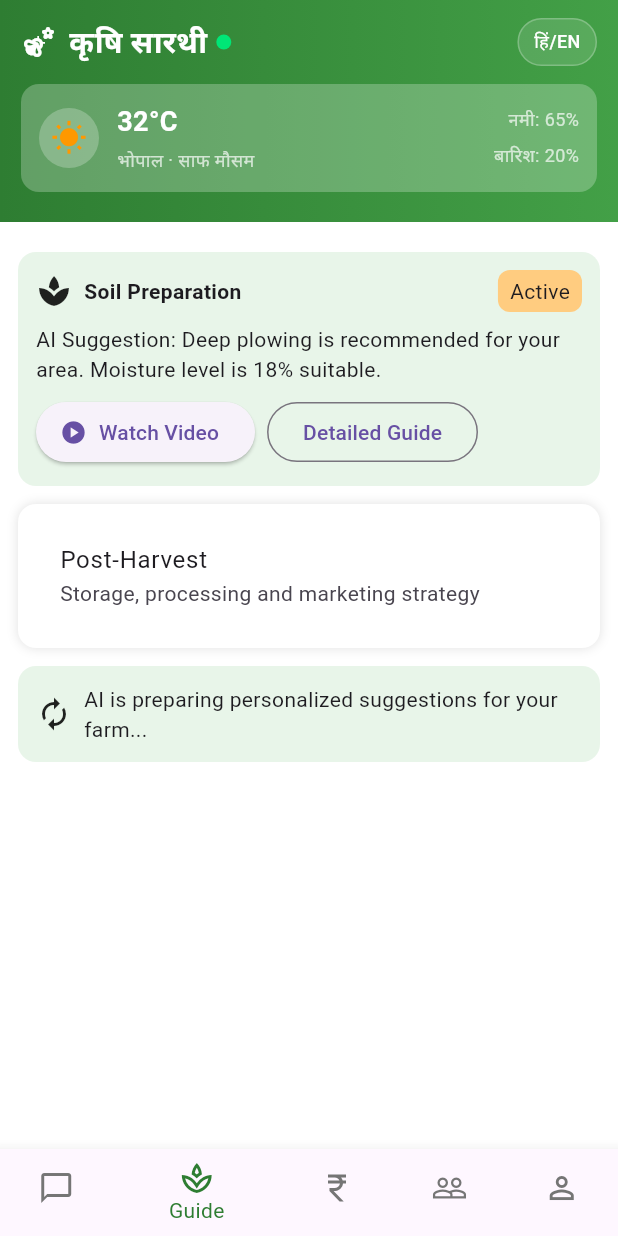
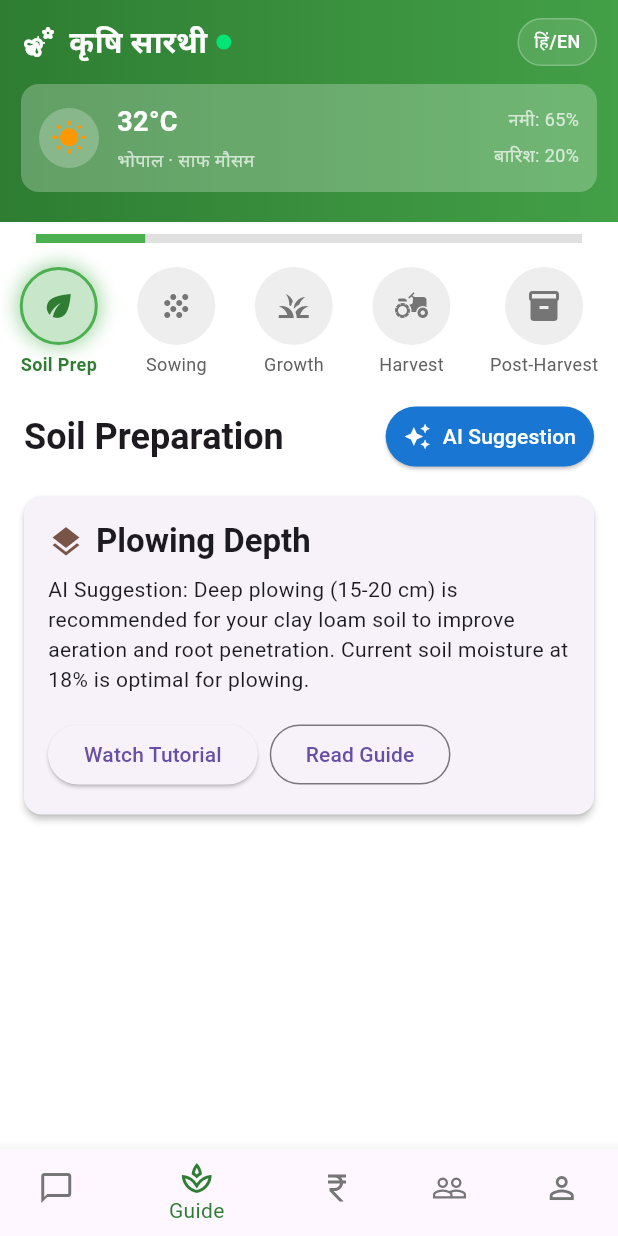
Before and after one commit to divyanshkul/Krishi-Saarthi, a Flutter app: the screen it shows after launch, item 2 of the bottom bar chosen, on a phone screen of 412 x 824 dp. Run offline on Flutter 3.47's test engine with Material 3 defaults, Android fonts, the phone set to English and light mode, and no system bars; our stand-ins replace dio, flutter_dotenv, image_picker, permission_handler, shared_preferences, youtube_player_flutter; missing offline and left inert: record.

Commit message:
Guided Mode UI Fix

```diff
--- /dev/null
+++ b/mobile/lib/models/suggestion.dart
@@ -0,0 +1,17 @@
+import 'package:flutter/material.dart';
+
+class Suggestion {
+  final String title;
+  final String description;
+  final IconData icon;
+  final Color iconColor;
+  final List<Widget>? actions;
+
+  Suggestion({
+    required this.title,
+    required this.description,
+    required this.icon,
+    this.iconColor = Colors.blue,
+    this.actions,
+  });
+}
--- a/mobile/lib/pages/guide_page.dart
+++ b/mobile/lib/pages/guide_page.dart
@@ -1,8 +1,24 @@
 import 'package:flutter/material.dart';
+import '../models/suggestion.dart';
 import '../widgets/app_header.dart';
+import '../widgets/stage_progress_bar.dart';
+import '../widgets/suggestion_card.dart';
 
-class GuidePage extends StatelessWidget {
+class GuidePage extends StatefulWidget {
   const GuidePage({super.key});
+
+  @override
+  State<GuidePage> createState() => _GuidePageState();
+}
+
+class _GuidePageState extends State<GuidePage> {
+  int _currentStage = 1;
+
+  void _onStageSelected(int stage) {
+    setState(() {
+      _currentStage = stage;
+    });
+  }
 
   @override
   Widget build(BuildContext context) {
@@ -10,17 +26,15 @@ class GuidePage extends StatelessWidget {
       body: Column(
         children: [
           const AppHeader(),
+          StageProgressBar(
+            currentStage: _currentStage,
+            onStageSelected: _onStageSelected,
+          ),
           const SizedBox(height: 8),
           Expanded(
-            child: ListView(
-              padding: const EdgeInsets.all(12),
-              children: [
-                _buildSoilCard(),
-                const SizedBox(height: 12),
-                _buildAfterHarvestCard(),
-                const SizedBox(height: 12),
-                _buildPreparingCard(),
-              ],
+            child: Padding(
+              padding: const EdgeInsets.symmetric(horizontal: 16.0),
+              child: _buildStageContent(_currentStage),
             ),
           ),
         ],
@@ -28,96 +42,184 @@ class GuidePage extends StatelessWidget {
     );
   }
 
-  Widget _buildSoilCard() {
-    return Container(
-      padding: const EdgeInsets.all(12),
-      decoration: BoxDecoration(
-        color: Colors.green.shade50,
-        borderRadius: BorderRadius.circular(12),
-      ),
-      child: Column(
-        crossAxisAlignment: CrossAxisAlignment.start,
-        children: [
-          Row(
+  Widget _buildStageContent(int stage) {
+    final stageData = _getStageData(stage);
+    return Column(
+      crossAxisAlignment: CrossAxisAlignment.start,
+      children: [
+        Padding(
+          padding: const EdgeInsets.symmetric(vertical: 8.0),
+          child: Row(
             mainAxisAlignment: MainAxisAlignment.spaceBetween,
             children: [
-              Row(
-                children: const [
-                  Icon(Icons.spa),
-                  SizedBox(width: 8),
-                  Text(
-                    'Soil Preparation',
-                    style: TextStyle(fontWeight: FontWeight.bold),
+              Text(
+                stageData['title']!,
+                style: Theme.of(context).textTheme.headlineSmall?.copyWith(
+                  fontWeight: FontWeight.bold,
+                ),
+              ),
+              ElevatedButton.icon(
+                onPressed: () {
+                  // AI Suggestion Action
+                },
+                icon: const Icon(Icons.auto_awesome, size: 18),
+                label: const Text('AI Suggestion'),
+                style: ElevatedButton.styleFrom(
+                  backgroundColor: Colors.blue.shade700,
+                  foregroundColor: Colors.white,
+                  padding: const EdgeInsets.symmetric(
+                    horizontal: 12,
+                    vertical: 8,
+                  ),
+                ),
+              ),
+            ],
+          ),
+        ),
+        Expanded(
+          child: ListView(
+            padding: EdgeInsets.zero,
+            children: stageData['suggestions']!,
+          ),
+        ),
+      ],
+    );
+  }
+
+  Map<String, dynamic> _getStageData(int stage) {
+    switch (stage) {
+      case 1:
+        return {
+          'title': 'Soil Preparation',
+          'suggestions': [
+            SuggestionCard(
+              suggestion: Suggestion(
+                title: 'Plowing Depth',
+                description:
+                    'AI Suggestion: Deep plowing (15-20 cm) is recommended for your clay loam soil to improve aeration and root penetration. Current soil moisture at 18% is optimal for plowing.',
+                icon: Icons.layers,
+                iconColor: Colors.brown,
+                actions: [
+                  ElevatedButton(
+                    onPressed: () {},
+                    child: const Text('Watch Tutorial'),
+                  ),
+                  OutlinedButton(
+                    onPressed: () {},
+                    child: const Text('Read Guide'),
                   ),
                 ],
               ),
-              Container(
-                padding: const EdgeInsets.symmetric(horizontal: 8, vertical: 4),
-                decoration: BoxDecoration(
-                  color: Colors.orange.shade200,
-                  borderRadius: BorderRadius.circular(8),
-                ),
-                child: const Text('Active'),
+            ),
+          ],
+        };
+      case 2:
+        return {
+          'title': 'Seed Sowing',
+          'suggestions': [
+            SuggestionCard(
+              suggestion: Suggestion(
+                title: 'Sowing Time',
+                description:
+                    'Weather forecast predicts a light shower in 2 days. It is ideal to sow your wheat seeds tomorrow.',
+                icon: Icons.cloudy_snowing,
+                iconColor: Colors.lightBlue,
               ),
-            ],
-          ),
-          const SizedBox(height: 8),
-          const Text(
-            'AI Suggestion: Deep plowing is recommended for your area. Moisture level is 18% suitable.',
-          ),
-          const SizedBox(height: 8),
-          Row(
-            children: [
-              ElevatedButton.icon(
-                onPressed: () {},
-                icon: const Icon(Icons.play_circle),
-                label: const Text('Watch Video'),
+            ),
+            SuggestionCard(
+              suggestion: Suggestion(
+                title: 'Seed Treatment',
+                description:
+                    'To prevent fungal diseases, treat seeds with recommended fungicides before sowing.',
+                icon: Icons.science,
+                iconColor: Colors.purple,
+                actions: [
+                  OutlinedButton(
+                    onPressed: () {},
+                    child: const Text('View Fungicides'),
+                  ),
+                ],
               ),
-              const SizedBox(width: 8),
-              OutlinedButton(
-                onPressed: () {},
-                child: const Text('Detailed Guide'),
+            ),
+          ],
+        };
+      case 3:
+        return {
+          'title': 'Crop Growth',
+          'suggestions': [
+            SuggestionCard(
+              suggestion: Suggestion(
+                title: 'Irrigation',
+                description:
+                    'Next 3 days are expected to be dry and sunny. Irrigate the field lightly to maintain soil moisture.',
+                icon: Icons.water_drop,
+                iconColor: Colors.blue,
+                actions: [
+                  ElevatedButton(
+                    onPressed: () {},
+                    child: const Text('Check Weather'),
+                  ),
+                ],
               ),
-            ],
-          ),
-        ],
-      ),
-    );
-  }
-
-  Widget _buildAfterHarvestCard() {
-    return Container(
-      padding: const EdgeInsets.all(12),
-      decoration: BoxDecoration(
-        color: Colors.white,
-        borderRadius: BorderRadius.circular(12),
-        boxShadow: [BoxShadow(color: Colors.black12, blurRadius: 6)],
-      ),
-      child: const ListTile(
-        title: Text('Post-Harvest'),
-        subtitle: Text('Storage, processing and marketing strategy'),
-      ),
-    );
-  }
-
-  Widget _buildPreparingCard() {
-    return Container(
-      padding: const EdgeInsets.all(12),
-      decoration: BoxDecoration(
-        color: Colors.green.shade50,
-        borderRadius: BorderRadius.circular(12),
-      ),
-      child: Row(
-        children: const [
-          Icon(Icons.autorenew),
-          SizedBox(width: 8),
-          Expanded(
-            child: Text(
-              'AI is preparing personalized suggestions for your farm...',
             ),
-          ),
-        ],
-      ),
-    );
+            SuggestionCard(
+              suggestion: Suggestion(
+                title: 'Nutrient Management',
+                description:
+                    'Your crop is at the tillering stage. A dose of Nitrogen is recommended. Apply 50kg/ha of Urea.',
+                icon: Icons.eco,
+                iconColor: Colors.green,
+              ),
+            ),
+          ],
+        };
+      case 4:
+        return {
+          'title': 'Harvesting',
+          'suggestions': [
+            SuggestionCard(
+              suggestion: Suggestion(
+                title: 'Harvesting Time',
+                description:
+                    'The crop has reached physiological maturity. Grains are hard and contain around 20% moisture. Ideal time to harvest is within the next 2-3 days.',
+                icon: Icons.cut,
+                iconColor: Colors.orange,
+              ),
+            ),
+          ],
+        };
+      case 5:
+        return {
+          'title': 'Post-Harvest',
+          'suggestions': [
+            SuggestionCard(
+              suggestion: Suggestion(
+                title: 'Storage',
+                description:
+                    'Dry the grains to 12% moisture before storing to prevent pest infestation and mold.',
+                icon: Icons.inventory,
+                iconColor: Colors.brown.shade700,
+              ),
+            ),
+            SuggestionCard(
+              suggestion: Suggestion(
+                title: 'Market Prices',
+                description:
+                    'Current market price for wheat in your local Mandi is ₹2,100/quintal. Prices are expected to rise next week.',
+                icon: Icons.trending_up,
+                iconColor: Colors.green,
+                actions: [
+                  ElevatedButton(
+                    onPressed: () {},
+                    child: const Text('View Mandi Prices'),
+                  ),
+                ],
+              ),
+            ),
+          ],
+        };
+      default:
+        return {'title': 'Unknown Stage', 'suggestions': []};
+    }
   }
 }
--- /dev/null
+++ b/mobile/lib/widgets/stage_progress_bar.dart
@@ -0,0 +1,99 @@
+import 'package:flutter/material.dart';
+
+class StageProgressBar extends StatelessWidget {
+  final int currentStage;
+  final Function(int) onStageSelected;
+
+  const StageProgressBar({
+    super.key,
+    required this.currentStage,
+    required this.onStageSelected,
+  });
+
+  @override
+  Widget build(BuildContext context) {
+    return Column(
+      children: [
+        Padding(
+          padding: const EdgeInsets.symmetric(horizontal: 24.0, vertical: 8.0),
+          child: LinearProgressIndicator(
+            value: currentStage / 5.0,
+            backgroundColor: Colors.grey.shade300,
+            valueColor: const AlwaysStoppedAnimation<Color>(Colors.green),
+            minHeight: 6,
+          ),
+        ),
+        const SizedBox(height: 8),
+        Row(
+          mainAxisAlignment: MainAxisAlignment.spaceAround,
+          children: List.generate(5, (index) {
+            return _buildStageIcon(index + 1);
+          }),
+        ),
+      ],
+    );
+  }
+
+  Widget _buildStageIcon(int stage) {
+    final bool isSelected = currentStage == stage;
+    final stageData = _getStageData(stage);
+
+    return GestureDetector(
+      onTap: () => onStageSelected(stage),
+      child: Column(
+        children: [
+          Container(
+            padding: const EdgeInsets.all(12),
+            decoration: BoxDecoration(
+              shape: BoxShape.circle,
+              color: isSelected ? Colors.green.shade100 : Colors.grey.shade200,
+              border: Border.all(
+                color: isSelected ? Colors.green : Colors.transparent,
+                width: 2,
+              ),
+              boxShadow: isSelected
+                  ? [
+                      BoxShadow(
+                        color: Colors.green.withOpacity(0.5),
+                        blurRadius: 10,
+                        spreadRadius: 2,
+                      ),
+                    ]
+                  : [],
+            ),
+            child: Icon(
+              stageData['icon'],
+              color: isSelected ? Colors.green.shade800 : Colors.grey.shade600,
+            ),
+          ),
+          const SizedBox(height: 4),
+          Text(
+            stageData['label']!,
+            style: TextStyle(
+              fontSize: 12,
+              fontWeight: isSelected ? FontWeight.bold : FontWeight.normal,
+              color: isSelected ? Colors.green.shade800 : Colors.grey.shade700,
+            ),
+          ),
+        ],
+      ),
+    );
+  }
+
+  Map<String, dynamic> _getStageData(int stage) {
+    switch (stage) {
+      case 1:
+        return {'icon': Icons.eco, 'label': 'Soil Prep'};
+      case 2:
+        return {'icon': Icons.grain, 'label': 'Sowing'};
+      case 3:
+        return {'icon': Icons.grass, 'label': 'Growth'};
+      case 4:
+        return {'icon': Icons.agriculture, 'label': 'Harvest'};
+      case 5:
+        return {'icon': Icons.inventory_2, 'label': 'Post-Harvest'};
+      default:
+        return {'icon': Icons.help, 'label': 'Unknown'};
+    }
+  }
+}
--- /dev/null
+++ b/mobile/lib/widgets/suggestion_card.dart
@@ -0,0 +1,44 @@
+import 'package:flutter/material.dart';
+import '../models/suggestion.dart';
+
+class SuggestionCard extends StatelessWidget {
+  final Suggestion suggestion;
+
+  const SuggestionCard({super.key, required this.suggestion});
+
+  @override
+  Widget build(BuildContext context) {
+    return Card(
+      elevation: 2,
+      shape: RoundedRectangleBorder(borderRadius: BorderRadius.circular(12)),
+      margin: const EdgeInsets.symmetric(vertical: 8),
+      child: Padding(
+        padding: const EdgeInsets.all(16.0),
+        child: Column(
+          crossAxisAlignment: CrossAxisAlignment.start,
+          children: [
+            Row(
+              children: [
+                Icon(suggestion.icon, color: suggestion.iconColor),
+                const SizedBox(width: 8),
+                Text(
+                  suggestion.title,
+                  style: Theme.of(
+                    context,
+                  ).textTheme.titleLarge?.copyWith(fontWeight: FontWeight.bold),
+                ),
+              ],
+            ),
+            const SizedBox(height: 8),
+            Text(suggestion.description),
+            if (suggestion.actions != null &&
+                suggestion.actions!.isNotEmpty) ...[
+              const SizedBox(height: 16),
+              Wrap(spacing: 8, runSpacing: 8, children: suggestion.actions!),
+            ],
+          ],
+        ),
+      ),
+    );
+  }
+}
```
